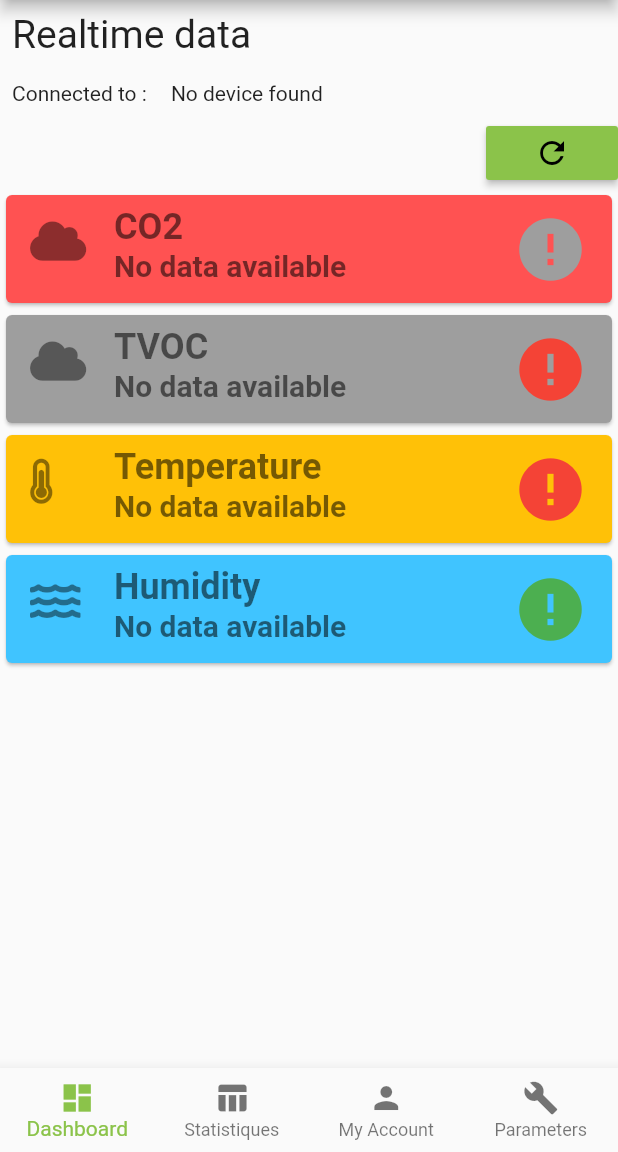
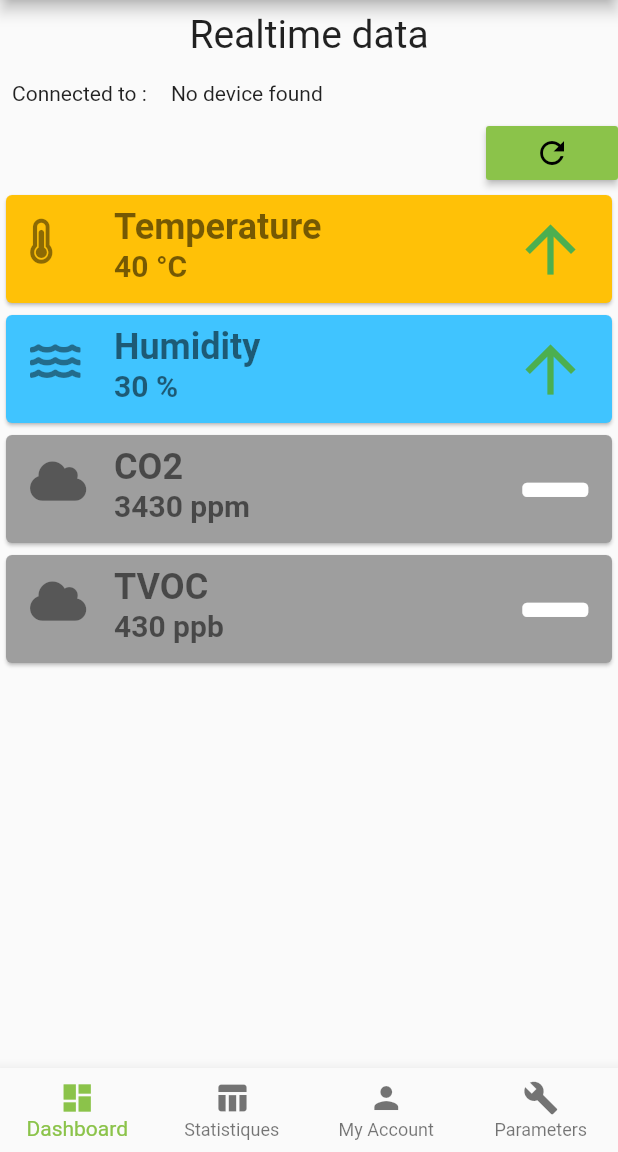
Before and after one commit to YaniAless/AirQualityApp, a Flutter app: the screen it shows after launch, on a phone screen of 412 x 824 dp, the part 84-1236 px from its top. Run offline on Flutter 3.47's test engine with Material 2 defaults, Android fonts, the phone set to English and light mode, and no system bars; our stand-ins replace firebase_auth, firebase_database, fl_chart, font_awesome_flutter; accounts and stored records are empty; network calls fail.

Commit message:
Added ESPService. Now displaying sensor evolution Icon properly. Refactor of the sensor's pages to be more readable. Due to some ESP problem we are now using Mock data for the sensor.

```diff
--- a/lib/components/sensors/co2.dart
+++ b/lib/components/sensors/co2.dart
@@ -2,7 +2,8 @@ import 'dart:async';
 
 import 'package:airquality/app_localizations.dart';
 import 'package:airquality/components/sensors/sensor_displayer.dart';
-import 'package:airquality/services/ESP/esp_services.dart';
+import 'package:airquality/models/sensor.dart';
+import 'package:airquality/services/ESP/esp_services_mock.dart';
 import 'package:flutter/material.dart';
 import 'package:font_awesome_flutter/font_awesome_flutter.dart';
 
@@ -18,61 +19,58 @@ class _CO2SensorState extends State<CO2Sensor> {
   final int refreshDelay = 5;
 
   // Sensor Data
-  int currentValue;
-  bool firstLoad = true;
+  Sensor co2Sensor = Sensor();
 
-  refresh(){
-    Timer.periodic(Duration(seconds: refreshDelay), (timer) {
-      setState(() {
-        firstLoad = false;
-      });
+  // Refreshing
+  Timer timer;
+  bool _firstLoad = true;
+  bool _enableRefresh = true;
+
+  refresh(bool enableRefresh){
+     timer = Timer.periodic(Duration(seconds: refreshDelay), (timer) {
+       if(_enableRefresh){
+         setState(() {
+           _firstLoad = false;
+           if(co2Sensor.oldValue != co2Sensor.currentValue)
+             co2Sensor.oldValue = co2Sensor.currentValue;
+         });
+       }
     });
   }
 
   @override
-  void initState() {
-    refresh();
-    super.initState();
-  }
-
-
-  @override
   Widget build(BuildContext context) {
     return FutureBuilder<int>(
-      future: ESPServices.getCO2(),
+      future: MockESPServices().getCO2(),
       builder: (BuildContext context, AsyncSnapshot snapshot) {
         switch(snapshot.connectionState){
           case ConnectionState.waiting:
-            return SensorDisplayer(
-              cardColor: Colors.redAccent,
-              sensorTitle:
-              AppLocalizations.of(context).translate("co2_title"),
-              sensorValue: "---",
-              sensorUnit: AppLocalizations.of(context)
-                  .translate("co2_unit_short"),
-              icon: FaIcon(FontAwesomeIcons.cloud, size: iconSize),
-              iconEvolution: FaIcon(FontAwesomeIcons.minus,
-                  color: Colors.grey, size: iconEvolSize),
-            );
+            return LinearProgressIndicator();
             break;
           case ConnectionState.done:
             if(snapshot.hasData){
-              currentValue = snapshot.data;
+              co2Sensor.currentValue = snapshot.data;
+              Widget icon = co2Sensor.evolutionIconSelector();
               return SensorDisplayer(
-                cardColor: Colors.redAccent,
+                cardColor: Colors.grey,
                 sensorTitle:
                 AppLocalizations.of(context).translate("co2_title"),
-                sensorValue: snapshot.data.toString(),
+                sensorValue: co2Sensor.currentValue.toString(),
                 sensorUnit: AppLocalizations.of(context)
                     .translate("co2_unit_short"),
                 icon: FaIcon(FontAwesomeIcons.cloud, size: iconSize),
-                iconEvolution: FaIcon(FontAwesomeIcons.minus,
-                    color: Colors.grey, size: iconEvolSize),
+                iconEvolution: AnimatedSwitcher(
+                  duration: Duration(seconds: 2),
+                  child: icon,
+                  transitionBuilder: (child, animation) {
+                    return ScaleTransition(child: child, scale: animation);
+                  },
+                ),
               );
             }
             if(snapshot.hasError){
               return SensorDisplayer(
-                cardColor: Colors.redAccent,
+                cardColor: Colors.grey,
                 sensorTitle:
                 AppLocalizations.of(context).translate("co2_title"),
                 sensorValue: AppLocalizations.of(context).translate("no_sensor_value"),
@@ -84,8 +82,24 @@ class _CO2SensorState extends State<CO2Sensor> {
             }
             break;
         }
-        return null;
+        return Container();
       },
     );
   }
+
+  @override
+  void dispose() {
+    _enableRefresh = false;
+    timer.cancel();
+    print(timer.isActive);
+    print("deactivated => $_enableRefresh");
+    super.dispose();
+  }
+
+  @override
+  void initState() {
+    if(_enableRefresh)
+      refresh(_enableRefresh);
+    super.initState();
+  }
 }
--- a/lib/components/sensors/humidity.dart
+++ b/lib/components/sensors/humidity.dart
@@ -2,7 +2,8 @@ import 'dart:async';
 
 import 'package:airquality/app_localizations.dart';
 import 'package:airquality/components/sensors/sensor_displayer.dart';
-import 'package:airquality/services/ESP/esp_services.dart';
+import 'package:airquality/models/sensor.dart';
+import 'package:airquality/services/ESP/esp_services_mock.dart';
 import 'package:flutter/material.dart';
 import 'package:font_awesome_flutter/font_awesome_flutter.dart';
 
@@ -17,28 +18,29 @@ class _HumiditySensorState extends State<HumiditySensor> {
   final int refreshDelay = 30;
 
   // Sensor Data
-  int currentValue;
-  bool firstLoad = true;
+  Sensor humiditySensor = Sensor();
 
-  refresh(){
-    Timer.periodic(Duration(seconds: refreshDelay), (timer) {
-      setState(() {
-        firstLoad = false;
-      });
+  // Refreshing
+  Timer timer;
+  bool _firstLoad = true;
+  bool _enableRefresh = true;
+
+  refresh(bool enableRefresh){
+    timer = Timer.periodic(Duration(seconds: refreshDelay), (timer) {
+      if(_enableRefresh){
+        setState(() {
+          _firstLoad = false;
+          humiditySensor.oldValue = humiditySensor.currentValue;
+        });
+      }
     });
-  }
-
-  @override
-  void initState() {
-    refresh();
-    super.initState();
   }
 
 
   @override
   Widget build(BuildContext context) {
     return FutureBuilder<int>(
-      future: ESPServices.getHumidity(),
+      future: MockESPServices().getHumidity(),
       builder: (BuildContext context, AsyncSnapshot snapshot) {
         switch(snapshot.connectionState){
           case ConnectionState.waiting:
@@ -46,6 +48,8 @@ class _HumiditySensorState extends State<HumiditySensor> {
             break;
           case ConnectionState.done:
             if(snapshot.hasData){
+              humiditySensor.currentValue = snapshot.data;
+              Widget icon = humiditySensor.evolutionIconSelector();
               return SensorDisplayer(
                 cardColor: Colors.lightBlueAccent,
                 sensorTitle:
@@ -53,8 +57,13 @@ class _HumiditySensorState extends State<HumiditySensor> {
                 sensorValue: snapshot.data.toString(),
                 sensorUnit: "%",
                 icon: FaIcon(FontAwesomeIcons.water, size: iconSize),
-                iconEvolution: FaIcon(Icons.arrow_upward,
-                    color: Colors.green, size: iconEvolSize),
+                iconEvolution: AnimatedSwitcher(
+                  duration: Duration(seconds: 2),
+                  child: icon,
+                  transitionBuilder: (child, animation) {
+                    return ScaleTransition(child: child, scale: animation);
+                  },
+                ),
               );
             }
             if(snapshot.hasError){
@@ -71,8 +80,24 @@ class _HumiditySensorState extends State<HumiditySensor> {
             }
             break;
         }
-        return null;
+        return Container();
       },
     );
   }
+
+  @override
+  void dispose() {
+    _enableRefresh = false;
+    timer.cancel();
+    print(timer.isActive);
+    print("deactivated => $_enableRefresh");
+    super.dispose();
+  }
+
+  @override
+  void initState() {
+    if(_enableRefresh)
+      refresh(_enableRefresh);
+    super.initState();
+  }
 }
--- a/lib/components/sensors/temperature.dart
+++ b/lib/components/sensors/temperature.dart
@@ -2,7 +2,7 @@ import 'dart:async';
 
 import 'package:airquality/app_localizations.dart';
 import 'package:airquality/components/sensors/sensor_displayer.dart';
-import 'package:airquality/services/ESP/esp_services.dart';
+import 'package:airquality/models/sensor.dart';
 import 'package:airquality/services/ESP/esp_services_mock.dart';
 import 'package:flutter/material.dart';
 import 'package:font_awesome_flutter/font_awesome_flutter.dart';
@@ -19,27 +19,29 @@ class _TemperatureSensorState extends State<TemperatureSensor> {
   final int refreshDelay = 30;
 
   // Sensor Data
-  int currentValue;
-  bool firstLoad = true;
+  Sensor tempSensor = Sensor();
 
-  refresh(){
-    Timer.periodic(Duration(seconds: 10), (timer) {
-      setState(() {
-        firstLoad = false;
-      });
+  // Refreshing
+  Timer timer;
+  bool _firstLoad = true;
+  bool _enableRefresh = true;
+
+  refresh(bool enableRefresh){
+    timer = Timer.periodic(Duration(seconds: refreshDelay), (timer) {
+      if(_enableRefresh){
+        setState(() {
+          _firstLoad = false;
+          tempSensor.oldValue = tempSensor.currentValue;
+        });
+      }
     });
   }
 
-  @override
-  void initState() {
-    refresh();
-    super.initState();
-  }
 
   @override
   Widget build(BuildContext context) {
     return FutureBuilder<double>(
-      future: ESPServices.getTemp(),
+      future: MockESPServices().getTemp(),
       builder: (BuildContext context, AsyncSnapshot snapshot) {
         switch(snapshot.connectionState){
           case ConnectionState.waiting:
@@ -48,17 +50,24 @@ class _TemperatureSensorState extends State<TemperatureSensor> {
           case ConnectionState.done:
             if(snapshot.hasData){
               double value = snapshot.data;
+              tempSensor.currentValue = value.toInt();
+              Widget icon = tempSensor.evolutionIconSelector();
               return SensorDisplayer(
                 cardColor: Colors.amber,
                 sensorTitle: AppLocalizations.of(context)
                     .translate("temperature_title"),
-                sensorValue: value.round().toString(),
+                sensorValue: tempSensor.currentValue.toString(),
                 sensorUnit: AppLocalizations.of(context)
                     .translate("temperature_unit_short"),
                 icon: FaIcon(FontAwesomeIcons.thermometerThreeQuarters,
                     size: iconSize),
-                iconEvolution: FaIcon(Icons.arrow_upward,
-                    color: Colors.green, size: iconEvolSize),
+                iconEvolution: AnimatedSwitcher(
+                  duration: Duration(seconds: 2),
+                  child: icon,
+                  transitionBuilder: (child, animation) {
+                    return ScaleTransition(child: child, scale: animation);
+                  },
+                ),
               );
             }
             if(snapshot.hasError){
@@ -76,8 +85,24 @@ class _TemperatureSensorState extends State<TemperatureSensor> {
             }
             break;
         }
-        return null;
+        return Container();
       },
     );
   }
+
+  @override
+  void dispose() {
+    _enableRefresh = false;
+    timer.cancel();
+    print(timer.isActive);
+    print("deactivated => $_enableRefresh");
+    super.dispose();
+  }
+
+  @override
+  void initState() {
+    if(_enableRefresh)
+      refresh(_enableRefresh);
+    super.initState();
+  }
 }
--- a/lib/components/sensors/tvoc.dart
+++ b/lib/components/sensors/tvoc.dart
@@ -2,7 +2,8 @@ import 'dart:async';
 
 import 'package:airquality/app_localizations.dart';
 import 'package:airquality/components/sensors/sensor_displayer.dart';
-import 'package:airquality/services/ESP/esp_services.dart';
+import 'package:airquality/models/sensor.dart';
+import 'package:airquality/services/ESP/esp_services_mock.dart';
 import 'package:flutter/material.dart';
 import 'package:font_awesome_flutter/font_awesome_flutter.dart';
 
@@ -18,56 +19,52 @@ class _TVOCSensorState extends State<TVOCSensor> {
   final int refreshDelay = 5;
 
   // Sensor Data
-  int currentValue;
-  bool firstLoad = true;
+  Sensor TVOCSensor = Sensor();
 
-  refresh(){
-    Timer.periodic(Duration(seconds: refreshDelay), (timer) {
-      setState(() {
-        firstLoad = false;
-      });
+  // Refreshing
+  Timer timer;
+  bool _firstLoad = true;
+  bool _enableRefresh = true;
+
+  refresh(bool enableRefresh){
+    timer = Timer.periodic(Duration(seconds: refreshDelay), (timer) {
+      if(_enableRefresh){
+        setState(() {
+          _firstLoad = false;
+          TVOCSensor.oldValue = TVOCSensor.currentValue;
+        });
+      }
     });
   }
 
   @override
-  void initState() {
-    refresh();
-    super.initState();
-  }
-
-
-  @override
   Widget build(BuildContext context) {
     return FutureBuilder<int>(
-      future: ESPServices.getTVOC(),
-      initialData: 0,
+      future: MockESPServices().getTVOC(),
       builder: (BuildContext context, AsyncSnapshot snapshot) {
         switch(snapshot.connectionState){
           case ConnectionState.waiting:
-            return SensorDisplayer(
-              cardColor: Colors.grey,
-              sensorTitle:
-              AppLocalizations.of(context).translate("tvoc_title"),
-              sensorValue: "---",
-              sensorUnit: AppLocalizations.of(context)
-                  .translate("tvoc_unit_short"),
-              icon: FaIcon(FontAwesomeIcons.cloud, size: iconSize),
-              iconEvolution: FaIcon(Icons.arrow_downward,
-                  color: Colors.red, size: iconEvolSize),
-            );
+            return LinearProgressIndicator();
             break;
           case ConnectionState.done:
             if(snapshot.hasData){
+              TVOCSensor.currentValue = snapshot.data;
+              Widget icon = TVOCSensor.evolutionIconSelector();
               return SensorDisplayer(
                 cardColor: Colors.grey,
                 sensorTitle:
                 AppLocalizations.of(context).translate("tvoc_title"),
-                sensorValue: snapshot.data.toString(),
+                sensorValue: TVOCSensor.currentValue.toString(),
                 sensorUnit: AppLocalizations.of(context)
                     .translate("tvoc_unit_short"),
                 icon: FaIcon(FontAwesomeIcons.cloud, size: iconSize),
-                iconEvolution: FaIcon(Icons.arrow_downward,
-                    color: Colors.red, size: iconEvolSize),
+                iconEvolution: AnimatedSwitcher(
+                  duration: Duration(seconds: 2),
+                  child: icon,
+                  transitionBuilder: (child, animation) {
+                    return ScaleTransition(child: child, scale: animation);
+                  },
+                ),
               );
             }
             if(snapshot.hasError){
@@ -84,8 +81,24 @@ class _TVOCSensorState extends State<TVOCSensor> {
             }
             break;
         }
-        return null;
+        return Container();
       },
     );
   }
+
+  @override
+  void dispose() {
+    _enableRefresh = false;
+    timer.cancel();
+    print(timer.isActive);
+    print("deactivated => $_enableRefresh");
+    super.dispose();
+  }
+
+  @override
+  void initState() {
+    if(_enableRefresh)
+      refresh(_enableRefresh);
+    super.initState();
+  }
 }
--- /dev/null
+++ b/lib/models/sensor.dart
@@ -0,0 +1,26 @@
+import 'package:flutter/material.dart';
+import 'package:font_awesome_flutter/font_awesome_flutter.dart';
+
+class Sensor {
+
+  // Sensor Data
+  int oldValue = 0;
+  int currentValue = 0;
+
+  double iconSize = 30;
+  double iconEvolSize = 50;
+
+  Widget evolutionIconSelector() {
+    if (currentValue > oldValue) {
+      return FaIcon(Icons.arrow_upward,
+          color: Colors.green, size: iconEvolSize);
+    }
+    else if (currentValue < oldValue) {
+      return FaIcon(Icons.arrow_downward,
+          color: Colors.red, size: iconEvolSize);
+    } else {
+      return FaIcon(FontAwesomeIcons.minus,
+          color: Colors.white, size: iconEvolSize);
+    }
+  }
+}
--- a/lib/pages/dashboard.dart
+++ b/lib/pages/dashboard.dart
@@ -1,5 +1,3 @@
-import 'dart:async';
-
 import 'package:airquality/app_localizations.dart';
 import 'package:airquality/components/sensors/co2.dart';
 import 'package:airquality/components/sensors/humidity.dart';
@@ -9,8 +7,13 @@ import 'package:airquality/services/ESP/esp_services.dart';
 import 'package:flutter/cupertino.dart';
 import 'package:flutter/material.dart';
 
-class Dashboard extends StatelessWidget {
+class Dashboard extends StatefulWidget {
 
+  @override
+  _DashboardState createState() => _DashboardState();
+}
+
+class _DashboardState extends State<Dashboard> {
   dynamic settings;
 
   @override
@@ -18,7 +21,7 @@ class Dashboard extends StatelessWidget {
     return Column(
       children: <Widget>[
         Row(
-          mainAxisAlignment: MainAxisAlignment.start,
+          mainAxisAlignment: MainAxisAlignment.center,
           children: <Widget>[
             Padding(
               padding: const EdgeInsets.all(8.0),
@@ -46,7 +49,7 @@ class Dashboard extends StatelessWidget {
             Padding(
               padding: const EdgeInsets.all(8.0),
               child: FutureBuilder(
-                future: ESPServices.getSettings(),
+                future: ESPServices().getSettings(),
                 builder: (BuildContext context, AsyncSnapshot snapshot) {
                   switch (snapshot.connectionState) {
                     case ConnectionState.waiting:
@@ -79,11 +82,13 @@ class Dashboard extends StatelessWidget {
           children: <Widget>[
             RaisedButton(
               onPressed: () {
-                Scaffold.of(context).showSnackBar(SnackBar(
-                  content: Text("Refresh"),
-                  backgroundColor: Colors.deepOrange,
-                  duration: Duration(seconds: 2),
-                ));
+                setState(() {
+                  Scaffold.of(context).showSnackBar(SnackBar(
+                    content: Text("Refresh"),
+                    backgroundColor: Colors.deepOrange,
+                    duration: Duration(seconds: 2),
+                  ));
+                });
               },
               child: Icon(
                 Icons.refresh,
@@ -100,10 +105,10 @@ class Dashboard extends StatelessWidget {
                 verticalDirection: VerticalDirection.down,
                 mainAxisAlignment: MainAxisAlignment.spaceAround,
                 children: <Widget>[
+                  TemperatureSensor(),
+                  HumiditySensor(),
                   CO2Sensor(),
                   TVOCSensor(),
-                  TemperatureSensor(),
-                  HumiditySensor(),
                 ],
               ),
             )
--- a/lib/services/ESP/esp_services.dart
+++ b/lib/services/ESP/esp_services.dart
@@ -2,15 +2,15 @@ import 'dart:async';
 import 'dart:convert';
 
 import 'package:airquality/models/esp.dart';
+import 'package:airquality/services/ESP/interface_esp_service.dart';
 import 'package:http/http.dart' as http;
 
-class ESPServices {
+class ESPServices implements ESPService{
 
-  static final String host = "http://192.168.4.1:8080";
-  static final int port = 8080;
+  static final String host = "http://192.168.1.99:8080";
 
-
-  static Future<ESP> getSettings() async {
+  @override
+  Future<ESP> getSettings() async {
 
     final response = await http.get("$host/settings");
 
@@ -25,7 +25,7 @@ class ESPServices {
     return settings;
   }
 
-  static Future<int> getDataFromESPSensors(String path) async {
+  Future<int> getDataFromESPSensors(String path) async {
     Future.delayed(Duration(seconds: 2));
     final response = await http.get("$host$path");
 
@@ -37,7 +37,7 @@ class ESPServices {
     return jsonBody;
   }
 
-  static Future<int> getCO2() async {
+  Future<int> getCO2() async {
     Future.delayed(Duration(seconds: 2));
     final response = await http.get("$host/co2");
 
@@ -49,7 +49,7 @@ class ESPServices {
     return jsonBody;
   }
 
-  static Future<int> getTVOC() async {
+  Future<int> getTVOC() async {
     Future.delayed(Duration(seconds: 2));
     final response = await http.get("$host/tvoc");
 
@@ -61,7 +61,7 @@ class ESPServices {
     return jsonBody;
   }
 
-  static Future<double> getTemp() async {
+  Future<double> getTemp() async {
     final response = await http.get("$host/temp");
 
     if(response.statusCode != 200){
@@ -69,11 +69,11 @@ class ESPServices {
     }
 
     final jsonBody = json.decode(response.body);
-    //print(jsonBody);
+
     return jsonBody;
   }
 
-  static Future<int> getHumidity() async {
+  Future<int> getHumidity() async {
     final response = await http.get("$host/humidity");
 
     if(response.statusCode != 200){
--- a/lib/services/ESP/esp_services_mock.dart
+++ b/lib/services/ESP/esp_services_mock.dart
@@ -1,30 +1,43 @@
 import 'dart:async';
-import 'dart:convert';
 import 'dart:math';
 
 import 'package:airquality/models/esp.dart';
-import 'package:http/http.dart' as http;
+import 'package:airquality/services/ESP/interface_esp_service.dart';
 
-class MockESPServices {
+class MockESPServices implements ESPService{
 
-  static Future<int> getMockCO2() async {
+
+
+  Future<int> getCO2() async {
     Future.delayed(Duration(seconds: 2));
     return Random.secure().nextInt(8000) + 10;
   }
 
-  static Future<int> getMockTVOC() async {
+  Future<int> getTVOC() async {
     Future.delayed(Duration(seconds: 2));
     return Random.secure().nextInt(1000) + 10;
   }
 
-  static Future<double> getMockTemp() async {
+  Future<double> getTemp() async {
     Future.delayed(Duration(seconds: 2));
-    double fakeValue = double.parse((Random.secure().nextInt(40) + 10).toString());
+    double fakeValue = double.parse((Random.secure().nextInt(35) + 10).toString());
     return fakeValue;
   }
 
-  static Future<int> getMockHumidity() async {
+  Future<int> getHumidity() async {
     Future.delayed(Duration(seconds: 2));
     return Random.secure().nextInt(100) + 10;
   }
+
+  @override
+  Future<int> getDataFromESPSensors(String path) {
+    // TODO: implement getDataFromESPSensors
+    throw UnimplementedError();
+  }
+
+  @override
+  Future<ESP> getSettings() {
+    // TODO: implement getSettings
+    throw UnimplementedError();
+  }
 }
--- /dev/null
+++ b/lib/services/ESP/interface_esp_service.dart
@@ -0,0 +1,11 @@
+import 'package:airquality/models/esp.dart';
+
+abstract class ESPService{
+
+  Future<ESP> getSettings();
+  Future<int> getDataFromESPSensors(String path);
+  Future<int> getCO2();
+  Future<int> getTVOC();
+  Future<double> getTemp();
+  Future<int> getHumidity();
+}
```
